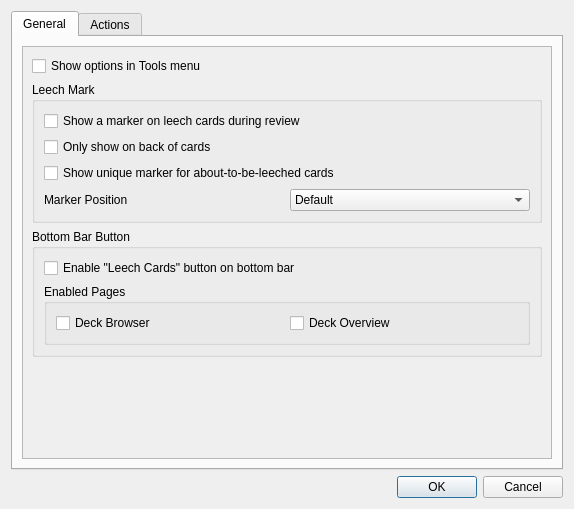
This is res/ui/options_dialog.ui in iamjustkoi/LeechToolkit as Qt 5 draws it before an edit. The edited form follows.
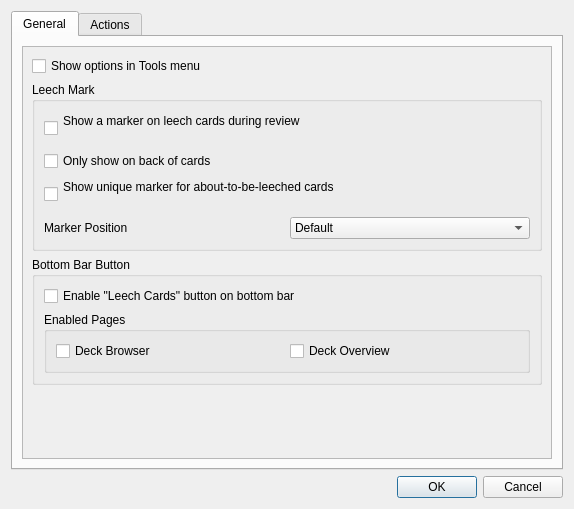
This is the edited form.

Commit message: Added browse button layout

The edit to the form file:
```diff
--- a/res/ui/options_dialog.ui
+++ b/res/ui/options_dialog.ui
@@ -41,7 +41,7 @@
                                  <x>0</x>
                                  <y>0</y>
                                  <width>530</width>
-                                 <height>279</height>
+                                    <height>281</height>
                              </rect>
                          </property>
                          <property name="sizePolicy">
@@ -69,7 +69,8 @@
                                                  <item>
                                                      <widget class="QCheckBox" name="showMarkerCheckbox">
                                                          <property name="text">
-                                                             <string>Show a marker on leech cards during review</string>
+                                                                <string>Show a marker on leech cards during review
+                                                                </string>
                                                          </property>
                                                      </widget>
                                                  </item>
@@ -90,7 +91,8 @@
                                                      </string>
                                                  </property>
                                                  <property name="text">
-                 <string>Show unique marker for about-to-be-leeched cards</string>
+                                                        <string>Show unique marker for about-to-be-leeched cards
+                                                        </string>
                 </property>
                </widget>
               </item>
@@ -140,6 +142,8 @@
              </property>
              <layout class="QVBoxLayout" name="verticalLayout">
               <item>
+                     <layout class="QHBoxLayout" name="browseButtonLayout">
+                         <item>
                <widget class="QCheckBox" name="browseButtonCheckbox">
                 <property name="toolTip">
                  <string>Show a button on the bottom bar whenever a currently displayed deck has any leeches.</string>
@@ -148,6 +152,8 @@
                  <string>Enable &quot;Leech Cards&quot; button on bottom bar</string>
                 </property>
                </widget>
+                         </item>
+                     </layout>
               </item>
               <item>
                <widget class="QGroupBox" name="leechButtonPagesGroup">
```
Left out of the diff: 9 changed lines with no effect on the pictures. Lines whose indentation alone changed are shown as unchanged. The commit also changes 1 other file.
